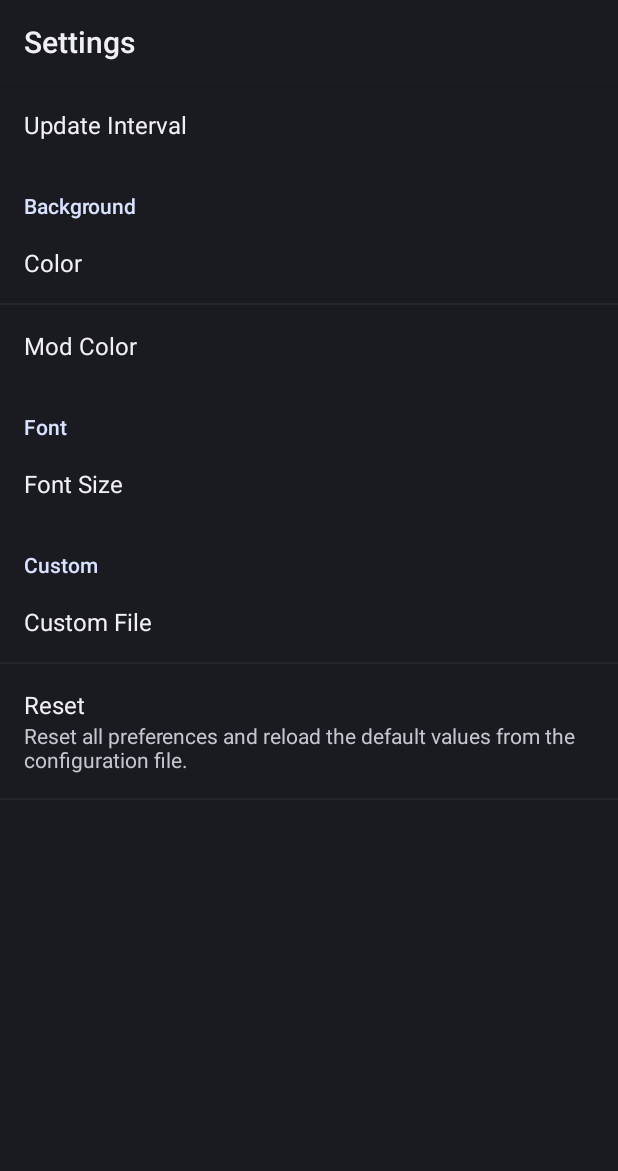
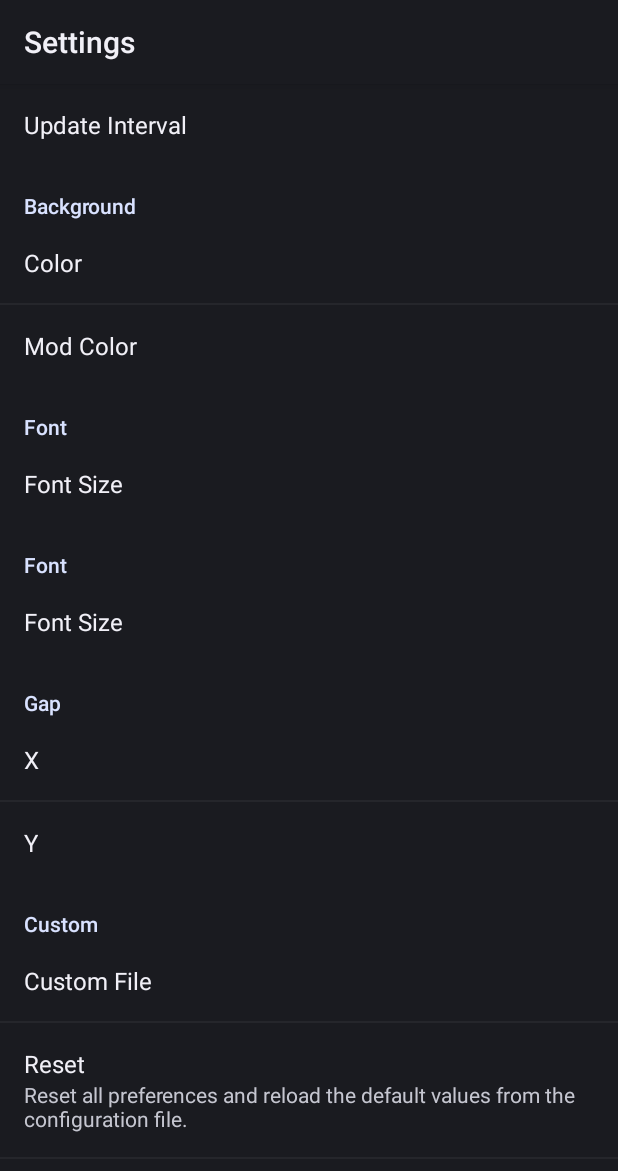
Before and after one commit to teneighty/moss, an Android app: the SettingsActivity screen opened directly, with no data from a screen before it, after a tap on "Overrides", on a phone screen of 412 x 824 dp. Shown: the top 1171 px of the screen. Run offline under Robolectric (Android 15) with nearby library versions, the phone set to English and light mode, and no system bars; network calls fail.

Commit message:
Added gap override

```diff
--- a/moss/src/main/java/org/mosspaper/prefs/PrefUtils.java
+++ b/moss/src/main/java/org/mosspaper/prefs/PrefUtils.java
@@ -26,7 +26,7 @@ public class PrefUtils {
                 continue;
             }
             CharSequence value = null;
-            if ("font_size".equals(key)) {
+            if ("font_size".equals(key) || "gap_x".equals(key) || "gap_y".equals(key)) {
                 value = String.format("%.0f", prefs.getFloat(key, -1.0f));
             } else if ("update_interval".equals(key)) {
                 value = Common.formatSecondsShort((long) prefs.getFloat(key, -1.0f));
@@ -62,6 +62,12 @@ public class PrefUtils {
         if (-1.0f == prefs.getFloat("font_size", -1.0f)) {
             edit.putFloat("font_size", env.getConfig().getFontSize());
         }
+        if (-1.0f == prefs.getFloat("gap_x", -1.0f)) {
+            edit.putFloat("gap_x", env.getGapX());
+        }
+        if (-1.0f == prefs.getFloat("gap_y", -1.0f)) {
+            edit.putFloat("gap_y", env.getGapY());
+        }
         if (-1 == prefs.getInt("background_color", -1)) {
             int c = env.getConfig().getBackgroundColor();
             if (-1 != c) {
--- a/moss/src/main/java/org/mosspaper/prefs/SizePreference.java
+++ b/moss/src/main/java/org/mosspaper/prefs/SizePreference.java
@@ -20,14 +20,17 @@ package org.mosspaper.prefs;
 import org.mosspaper.Config;
 
 import android.content.Context;
+import android.content.res.TypedArray;
 import android.preference.DialogPreference;
 import android.util.AttributeSet;
 import android.view.View;
 import android.view.ViewGroup;
 import android.widget.LinearLayout;
+import android.widget.SeekBar.OnSeekBarChangeListener;
 import android.widget.SeekBar;
-import android.widget.SeekBar.OnSeekBarChangeListener;
 import android.widget.TextView;
+
+import org.mosspaper.R;
 
 /**
  * @author kenny
@@ -55,6 +58,11 @@ public class SizePreference extends DialogPreference implements OnSeekBarChangeL
 
 	private void setupLayout(Context context, AttributeSet attrs) {
         setPersistent(true);
+        TypedArray a = context.obtainStyledAttributes(attrs,
+            R.styleable.SizePreference);
+
+        mMin = a.getInteger(R.styleable.SizePreference_min, mMin);
+        mMax = a.getInteger(R.styleable.SizePreference_max, mMax);
 	}
 
 	@Override
@@ -72,8 +80,8 @@ public class SizePreference extends DialogPreference implements OnSeekBarChangeL
 
         mProgress = (int) (getPersistedFloat(Config.CONF_FONT_SIZE_VALUE));
 		SeekBar sb = new SeekBar(getContext());
-		sb.setMax(MAX - MIN);
-		sb.setProgress(mProgress - MIN);
+		sb.setMax(mMax - mMin);
+		sb.setProgress(mProgress - mMin);
 		sb.setPadding(10, 10, 10, 10);
 		sb.setOnSeekBarChangeListener(this);
         layout.addView(sb);
@@ -98,13 +106,13 @@ public class SizePreference extends DialogPreference implements OnSeekBarChangeL
 	}
 
     private int adjustProgress(int progress) {
-        return progress + MIN;
+        return progress + mMin;
     }
 
 	public void onStartTrackingTouch(SeekBar seekBar) { }
 
 	public void onStopTrackingTouch(SeekBar seekBar) { }
 
-    private final int MIN = 8;
-    private final int MAX = 50;
+    private int mMin = 8;
+    private int mMax = 100;
 }
--- a/moss/src/main/res/layout/dia_interval.xml
+++ b/moss/src/main/res/layout/dia_interval.xml
@@ -1,5 +1,4 @@
 <LinearLayout xmlns:android="http://schemas.android.com/apk/res/android"
-              xmlns:moss="http://schemas.android.com/apk/res/org.mosspaper.prefs"
               android:layout_width="fill_parent"
               android:layout_height="fill_parent"
               android:gravity="center"
--- a/moss/src/main/res/values/strings.xml
+++ b/moss/src/main/res/values/strings.xml
@@ -23,6 +23,10 @@
     <string name="font_cat">Font</string>
     <string name="font_size_title">Font Size</string>
     <string name="font_face_title">Font Family</string>
+
+    <string name="gap_cat">Gap</string>
+    <string name="gap_x">X</string>
+    <string name="gap_y">Y</string>
 
     <string name="pick_a_color">Select a color: </string>
     <string name="dia_errors_title">Configuration Errors</string>
--- a/moss/src/main/res/xml/prefs_overrides.xml
+++ b/moss/src/main/res/xml/prefs_overrides.xml
@@ -1,7 +1,7 @@
 <?xml version="1.0" encoding="utf-8"?>
 <PreferenceScreen
         xmlns:android="http://schemas.android.com/apk/res/android"
-        xmlns:app="http://schemas.android.com/apk/res/org.mosspaper.prefs"
+        xmlns:app="http://schemas.android.com/apk/res-auto"
         android:title="@string/settings"
         android:key="settings">
 
@@ -39,6 +39,37 @@
 
     </PreferenceCategory>
 
+    <PreferenceCategory android:title="@string/font_cat">
+
+        <org.mosspaper.prefs.SizePreference
+            android:key="font_size"
+            android:title="@string/font_size_title"
+            android:singleLine="true"
+            android:numeric="decimal"
+            />
+
+    </PreferenceCategory>
+
+    <PreferenceCategory android:title="@string/gap_cat">
+
+        <org.mosspaper.prefs.SizePreference
+            android:key="gap_x"
+            android:title="@string/gap_x"
+            android:singleLine="true"
+            android:numeric="decimal"
+            app:min="0" app:max="500"
+            />
+
+        <org.mosspaper.prefs.SizePreference
+            android:key="gap_y"
+            android:title="@string/gap_y"
+            android:singleLine="true"
+            android:numeric="decimal"
+            app:min="0" app:max="500"
+            />
+
+    </PreferenceCategory>
+
     <PreferenceCategory android:title="@string/config_custom_cat">
 
         <EditTextPreference
```
Also changed, not shown: moss/src/main/AndroidManifest.xml (+7 -7 lines), moss/src/main/java/org/mosspaper/Env.java (+26 -4 lines), moss/src/main/res/values/attrs.xml (added, +7 -0 lines).
